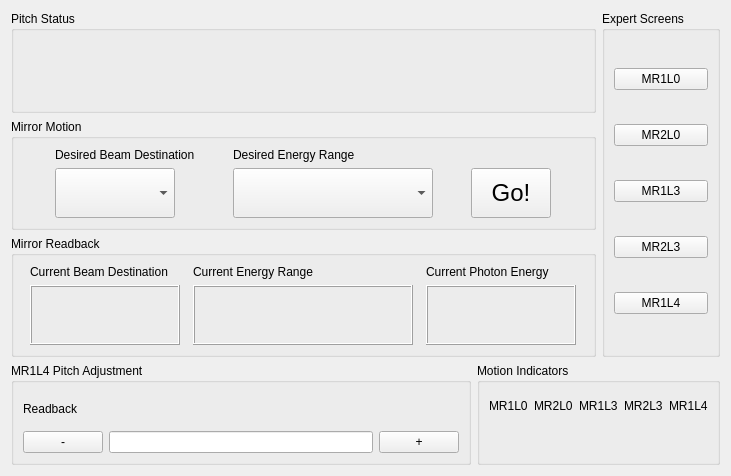
Qt form homs_overview/homs_overview.ui (mseaberg/homs_overview) before a commit.
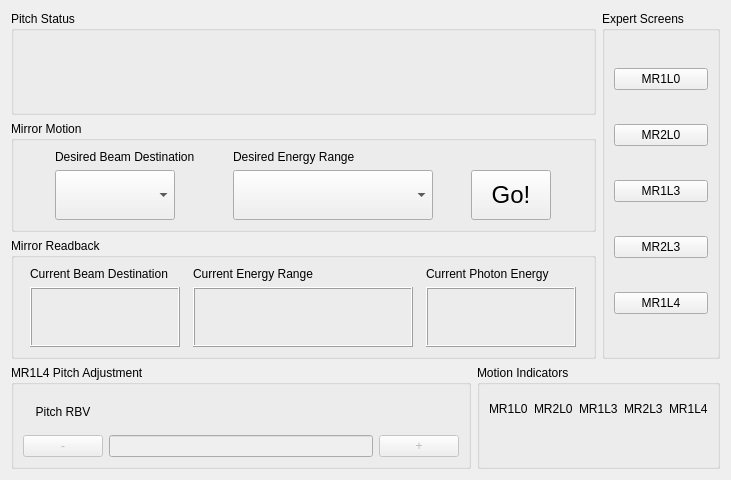
The same form after that commit. Custom widgets are drawn as their Qt base class.

Commit message: updated status indicator to include checking the pitch

```diff
--- a/homs_overview/homs_overview.ui
+++ b/homs_overview/homs_overview.ui
@@ -7,7 +7,7 @@
     <x>0</x>
     <y>0</y>
     <width>731</width>
-    <height>476</height>
+    <height>480</height>
    </rect>
   </property>
   <property name="sizePolicy">
@@ -530,12 +530,18 @@
       <item row="0" column="0">
        <widget class="QLabel" name="label_12">
         <property name="text">
-         <string>Readback</string>
+         <string>Pitch RBV</string>
+        </property>
+        <property name="alignment">
+         <set>Qt::AlignCenter</set>
         </property>
        </widget>
       </item>
       <item row="1" column="0">
        <widget class="PyDMPushButton" name="NegTweakButton">
+        <property name="enabled">
+         <bool>false</bool>
+        </property>
         <property name="toolTip">
          <string/>
         </property>
@@ -549,6 +555,9 @@
       </item>
       <item row="1" column="1">
        <widget class="PyDMLineEdit" name="TweakAmountLineEdit">
+        <property name="enabled">
+         <bool>false</bool>
+        </property>
         <property name="toolTip">
          <string/>
         </property>
@@ -562,6 +571,9 @@
       </item>
       <item row="1" column="2">
        <widget class="PyDMPushButton" name="PosTweakButton">
+        <property name="enabled">
+         <bool>false</bool>
+        </property>
         <property name="toolTip">
          <string/>
         </property>
```
The commit also changes 4 other files.
